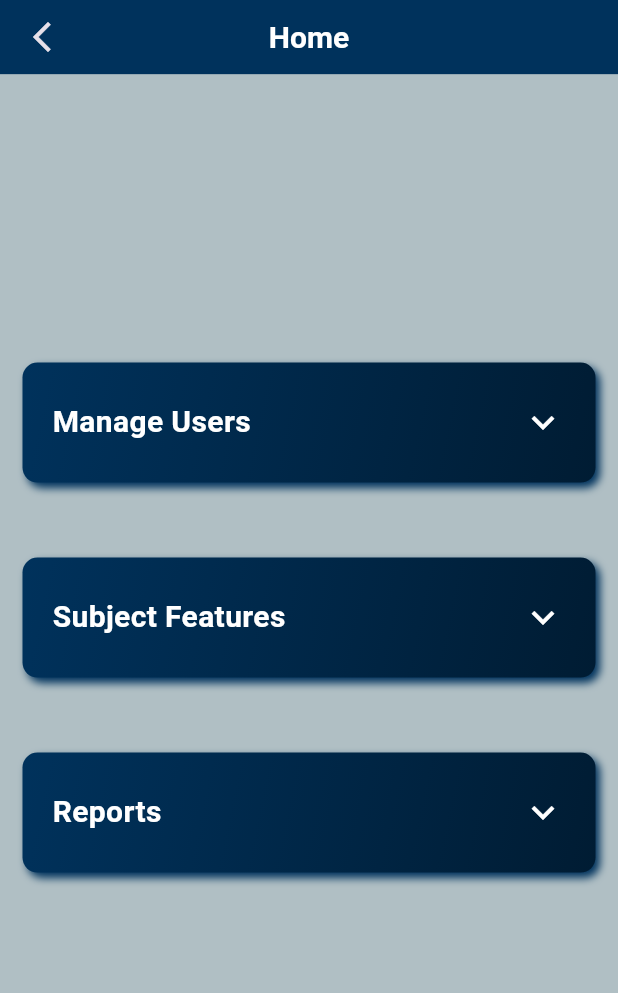
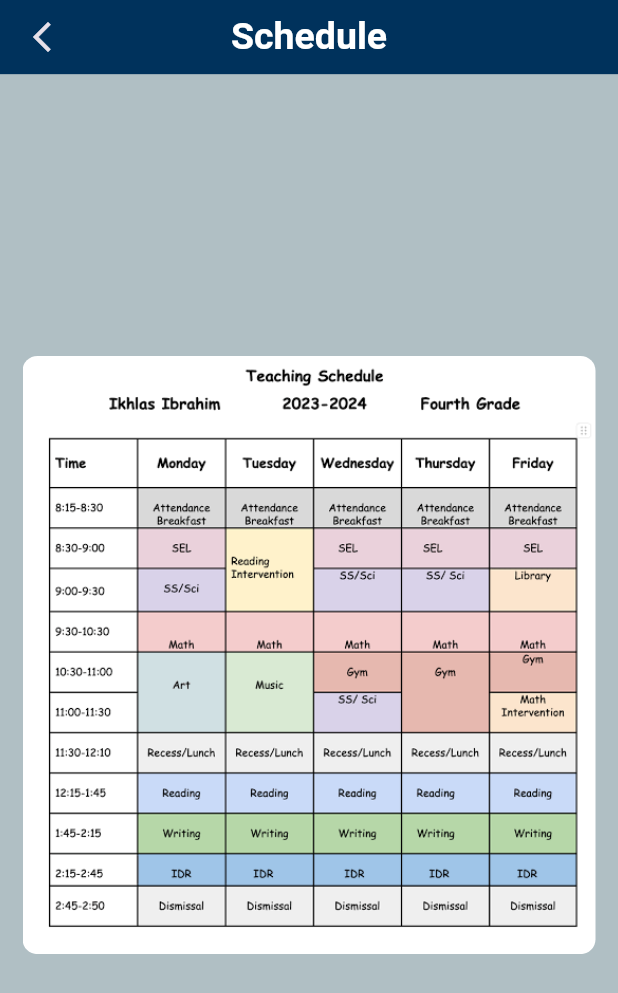
Before and after one commit to amrsoly03/Smart-School-Management-Application, a Flutter app: the screen it shows after launch, on a phone screen of 412 x 824 dp. Shown: the top 993 px of the screen. Run offline on Flutter 3.47's test engine with Material 3 defaults, Android fonts, the phone set to English and light mode, and no system bars; drawn by our look-alikes of focused_menu; our stand-ins replace go_router.

Commit message:
add schedule view

```diff
--- a/lib/Core/utils/app_router.dart
+++ b/lib/Core/utils/app_router.dart
@@ -1,6 +1,7 @@
 import 'package:go_router/go_router.dart';
 import 'package:nexura/Features/Admin/presentation/views/admin_home_view.dart';
 import 'package:nexura/Features/Auth/presentation/views/login_view.dart';
+import 'package:nexura/Features/Student/presentation/views/schedule_view.dart';
 
 abstract class AppRouter {
   //static const kSplashScreen = '/SplashScreen';
@@ -8,7 +9,7 @@ abstract class AppRouter {
     routes: [
       GoRoute(
         path: '/',
-        builder: (context, state) => AdminHomeView(),
+        builder: (context, state) => ScheduleView(),
       ),
       // GoRoute(
       //   path: kLoginView,
--- a/lib/Core/widgets/custom_appBar.dart
+++ b/lib/Core/widgets/custom_appBar.dart
@@ -29,7 +29,7 @@ class CustomAppBar extends StatelessWidget implements PreferredSizeWidget {
       centerTitle: true,
       title: Text(
         capitalize(title),
-        style: Styles.textStyle20,
+        style: Styles.textStyle25,
       ),
       actions: actions,
       leading: canPop
--- /dev/null
+++ b/lib/Features/Student/presentation/views/schedule_view.dart
@@ -0,0 +1,11 @@
+import 'package:flutter/widgets.dart';
+import 'package:nexura/Features/Student/presentation/views/widgets/schedule_view_body.dart';
+
+class ScheduleView extends StatelessWidget {
+  const ScheduleView({super.key});
+
+  @override
+  Widget build(BuildContext context) {
+    return const ScheduleViewBody();
+  }
+}
--- /dev/null
+++ b/lib/Features/Student/presentation/views/widgets/schedule_view_body.dart
@@ -0,0 +1,25 @@
+import 'package:flutter/material.dart';
+import 'package:nexura/Core/widgets/custom_appBar.dart';
+
+class ScheduleViewBody extends StatelessWidget {
+  const ScheduleViewBody({super.key});
+
+  @override
+  Widget build(BuildContext context) {
+    return Scaffold(
+      appBar: const CustomAppBar(title: 'Schedule'),
+      body: Padding(
+        padding: const EdgeInsets.all(15),
+        child: Center(
+          child: ClipRRect(
+            borderRadius: BorderRadius.circular(10),
+            child: Image.asset(
+              'assets/schedule.png',
+              fit: BoxFit.cover,
+            ),
+          ),
+        ),
+      ),
+    );
+  }
+}
```
Also changed, not shown: assets/schedule.png (added).
